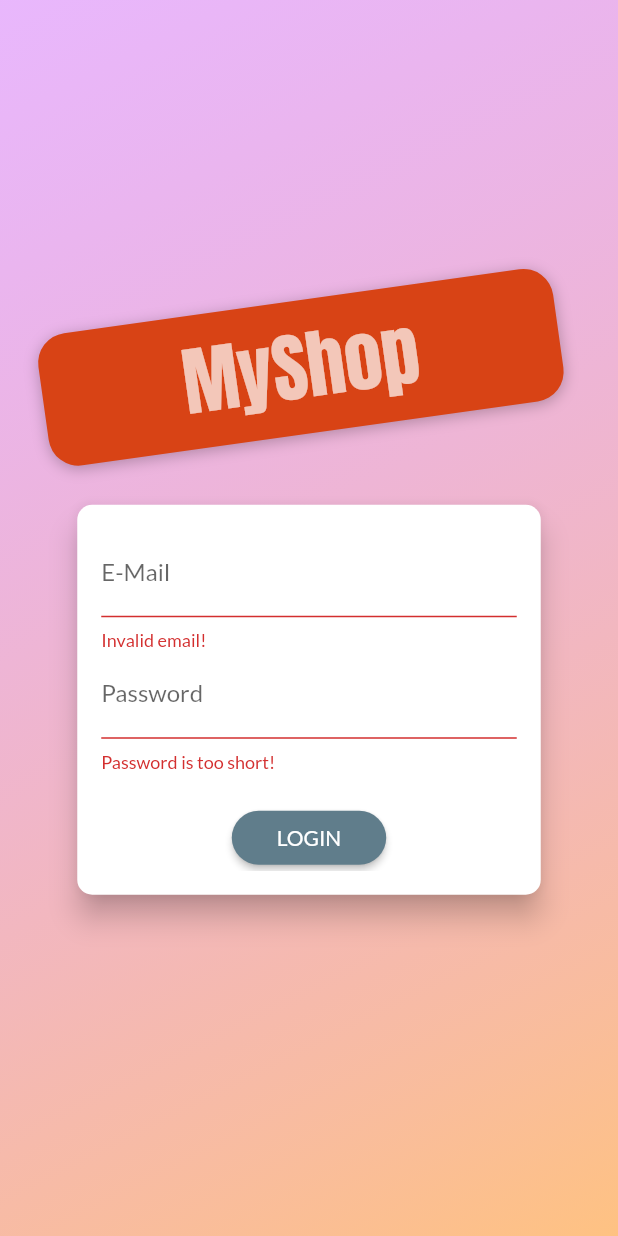
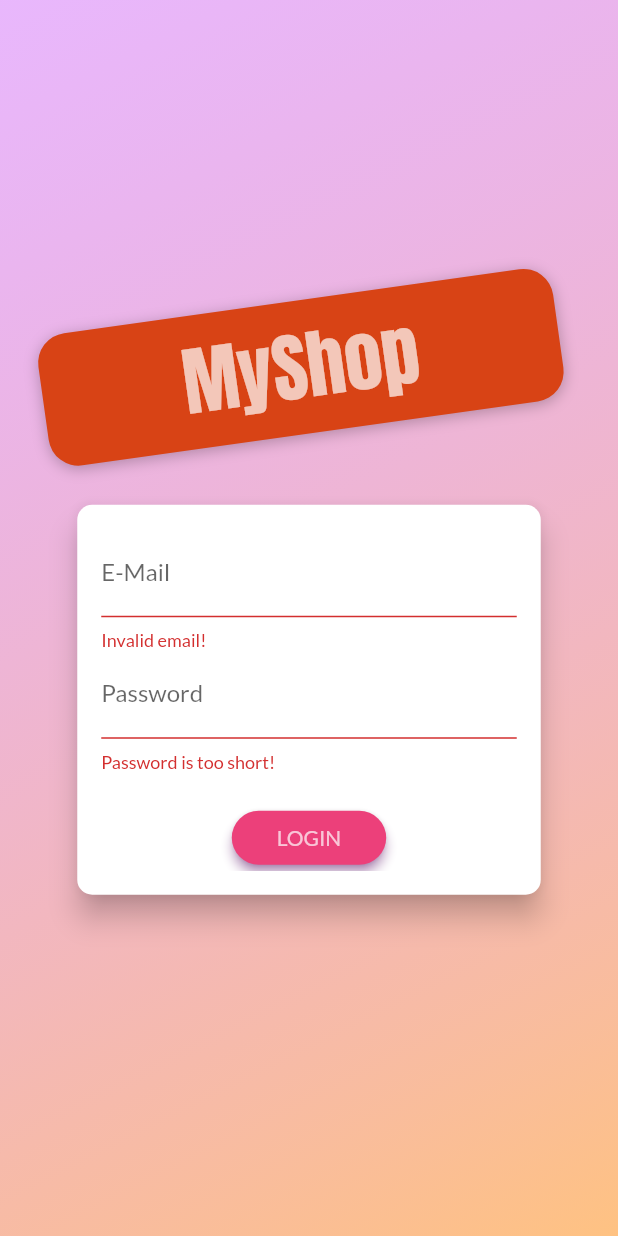
Before and after one commit to emeban44/shop_app, a Flutter app: the screen it shows after launch, after a tap on "LOGIN", on a phone screen of 412 x 824 dp. Run offline on Flutter 3.47's test engine with Material 2 defaults, Android fonts, the phone set to English and light mode, and no system bars; network calls fail.

Commit message:
user signUp

```diff
--- a/lib/main.dart
+++ b/lib/main.dart
@@ -1,4 +1,5 @@
 import 'package:flutter/material.dart';
+import './providers/auth.dart';
 import './providers/orders.dart';
 import 'package:provider/provider.dart';
 import './screens/products_overview_screen.dart';
@@ -18,6 +19,9 @@ class MyApp extends StatelessWidget {
   Widget build(BuildContext context) {
     return MultiProvider(
       providers: [
+        ChangeNotifierProvider(
+          create: (ctx) => Auth(),
+        ),
         ChangeNotifierProvider(
           create: (ctx) => Products(),
         ),
--- a/lib/screens/auth_screen.dart
+++ b/lib/screens/auth_screen.dart
@@ -1,6 +1,8 @@
 import 'dart:math';
 
 import 'package:flutter/material.dart';
+import '../providers/auth.dart';
+import 'package:provider/provider.dart';
 
 enum AuthMode { Signup, Login }
 
@@ -100,7 +102,7 @@ class _AuthCardState extends State<AuthCard> {
   var _isLoading = false;
   final _passwordController = TextEditingController();
 
-  void _submit() {
+  Future<void> _submit() async {
     if (!_formKey.currentState.validate()) {
       // Invalid!
       return;
@@ -112,7 +114,10 @@ class _AuthCardState extends State<AuthCard> {
     if (_authMode == AuthMode.Login) {
       // Log user in
     } else {
-      // Sign user up
+      await Provider.of<Auth>(context, listen: false).signup(
+        _authData['email'],
+        _authData['password'],
+      );
     }
     setState(() {
       _isLoading = false;
@@ -197,26 +202,36 @@ class _AuthCardState extends State<AuthCard> {
                 if (_isLoading)
                   CircularProgressIndicator()
                 else
-                  RaisedButton(
-                    child:
-                        Text(_authMode == AuthMode.Login ? 'LOGIN' : 'SIGN UP'),
+                  ElevatedButton(
+                    child: Text(
+                      _authMode == AuthMode.Login ? 'LOGIN' : 'SIGN UP',
+                      style: TextStyle(color: Colors.white70),
+                    ),
                     onPressed: _submit,
+                    style: ElevatedButton.styleFrom(
                       shape: RoundedRectangleBorder(
                         borderRadius: BorderRadius.circular(30),
                       ),
                       padding:
                           EdgeInsets.symmetric(horizontal: 30.0, vertical: 8.0),
-                    color: Theme.of(context).primaryColor,
-                    textColor: Theme.of(context).primaryTextTheme.button.color,
+                      primary: Colors.pink.shade400,
+                      shadowColor: Colors.purple,
+                      elevation: 3,
                     ),
-                FlatButton(
+                  ),
+                TextButton(
                     child: Text(
-                      '${_authMode == AuthMode.Login ? 'SIGNUP' : 'LOGIN'} INSTEAD'),
+                      '${_authMode == AuthMode.Login ? 'SIGNUP' : 'LOGIN'} INSTEAD',
+                      style: TextStyle(
+                        color: Colors.black,
+                      ),
+                    ),
                     onPressed: _switchAuthMode,
-                  padding: EdgeInsets.symmetric(horizontal: 30.0, vertical: 4),
-                  materialTapTargetSize: MaterialTapTargetSize.shrinkWrap,
-                  textColor: Theme.of(context).primaryColor,
-                ),
+                    style: TextButton.styleFrom(
+                      padding:
+                          EdgeInsets.symmetric(horizontal: 30.0, vertical: 4),
+                      tapTargetSize: MaterialTapTargetSize.shrinkWrap,
+                    )),
               ],
             ),
           ),
```
Also changed, not shown: lib/providers/auth.dart (added, +26 -0 lines). Lines whose indentation alone changed are shown as unchanged.
